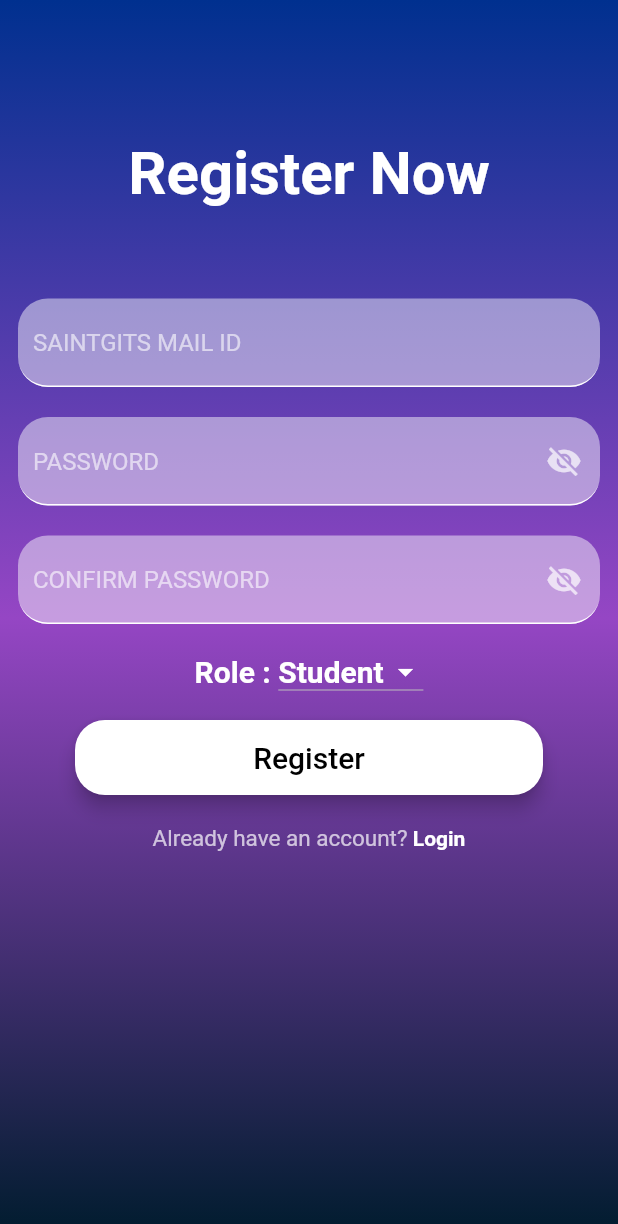
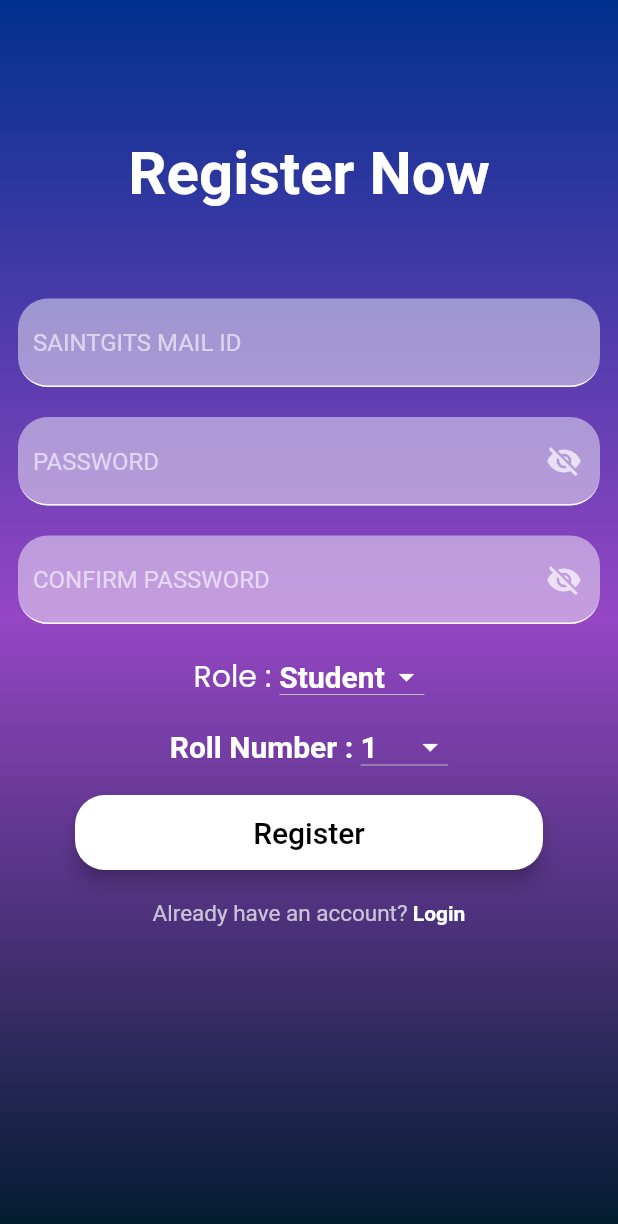
Before and after one commit to Madhav-S-S/voice_app, a Flutter app: the SignUpScreen screen opened directly, on a phone screen of 412 x 824 dp. Shown: the top 1224 px of the screen. Run offline on Flutter 3.47's test engine with Material 2 defaults, Android fonts, the phone set to English and light mode, and no system bars; our stand-ins replace animated_splash_screen, cached_network_image, cloud_firestore, connectivity_plus, firebase_auth, firebase_core and 5 more; missing offline and left inert: dart:ffi; accounts and stored records are empty.

Commit message:
Roll Number drop button added to sign up signup screen

```diff
--- a/lib/student/signup_screen.dart
+++ b/lib/student/signup_screen.dart
@@ -31,12 +31,18 @@ class _SignUpState extends State<SignUpScreen> {
   bool _isObscure = true;
   bool _isObscure2 = true;
   File? file;
+  var roll = ['1','2','3','4','5','6','7','8','9','10','11','12','13','14','15','16','18','19','20','21','22','23','24','25','26','27','28','29','30','31',
+  '32','33','34','35','36','37','38','39','40','41','42','43','44','45','46','48','49','50','51','52','53','54','55','56','57','58','59','60','61','62',
+  '63','64','65','66','67','68','69','70','71','72','73','74','75','76','78','79','80','81','82','83','84','85','86','87','88','89','90','91','92','93',
+  '94','95','96','97','98','99','100','101','102','103','104','105','106','108','109','110','111','112','113','114','115','116','117','118','119','120'];
   var options = [
     'Student',
     'Teacher',
   ];
   var _currentItemSelected = "Student";
   var role = "Student";
+  var _currentItemSelected2 = "1";
+  var rollNo = "1";
 
   @override
   Widget build(BuildContext context) {
@@ -204,11 +210,12 @@ class _SignUpState extends State<SignUpScreen> {
                               "Role : ",
                               style: TextStyle(
                                 fontSize: 20,
-                                fontWeight: FontWeight.bold,
                                 color: Colors.white,
+                                fontFamily: 'Poppins'
                               ),
                             ),
-                            DropdownButton<String>(
+                            Container(
+                              child: DropdownButton<String>(
                                 dropdownColor: Colors.blue[900],
                                 isDense: true,
                                 isExpanded: false,
@@ -234,6 +241,53 @@ class _SignUpState extends State<SignUpScreen> {
                                   });
                                 },
                                 value: _currentItemSelected,
+                              ),
+                            ),
+                            //if _currentItemSelected == "Student" then show the department dropdown
+                          ],
+                        ),
+                        SizedBox(
+                          height: 20,
+                        ),
+                        if (_currentItemSelected == "Student")
+                              Row(
+                                mainAxisAlignment: MainAxisAlignment.center,
+                                children: [
+                                  Text(
+                                    "Roll Number : ",
+                                    style: TextStyle(
+                                      fontSize: 20,
+                                      fontWeight: FontWeight.bold,
+                                      color: Colors.white,
+                                    ),
+                                  ),
+                                  DropdownButton<String>(
+                                    dropdownColor: Colors.blue[900],
+                                    isDense: true,
+                                    isExpanded: false,
+                                    iconEnabledColor: Colors.white,
+                                    focusColor: Colors.white,
+                                    items: roll.map((String dropDownStringItem) {
+                                      return DropdownMenuItem<String>(
+                                        value: dropDownStringItem,
+                                        child: Text(
+                                          dropDownStringItem,
+                                          style: TextStyle(
+                                            color: Colors.white,
+                                            fontWeight: FontWeight.bold,
+                                            fontSize: 20,
+                                          ),
+                                        ),
+                                      );
+                                    }).toList(),
+                                    onChanged: (newValueSelected) {
+                                      setState(() {
+                                        _currentItemSelected2 =
+                                            newValueSelected!;
+                                        rollNo = newValueSelected;
+                                      });
+                                    },
+                                    value: _currentItemSelected2,
                                   ),
                                 ],
                               ),
```
Lines whose indentation alone changed are shown as unchanged.
